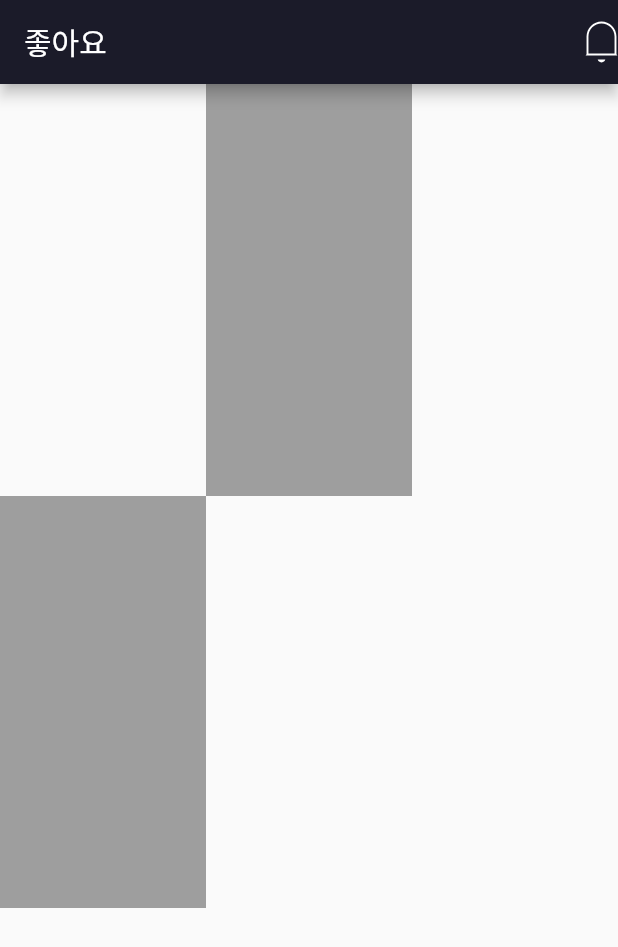
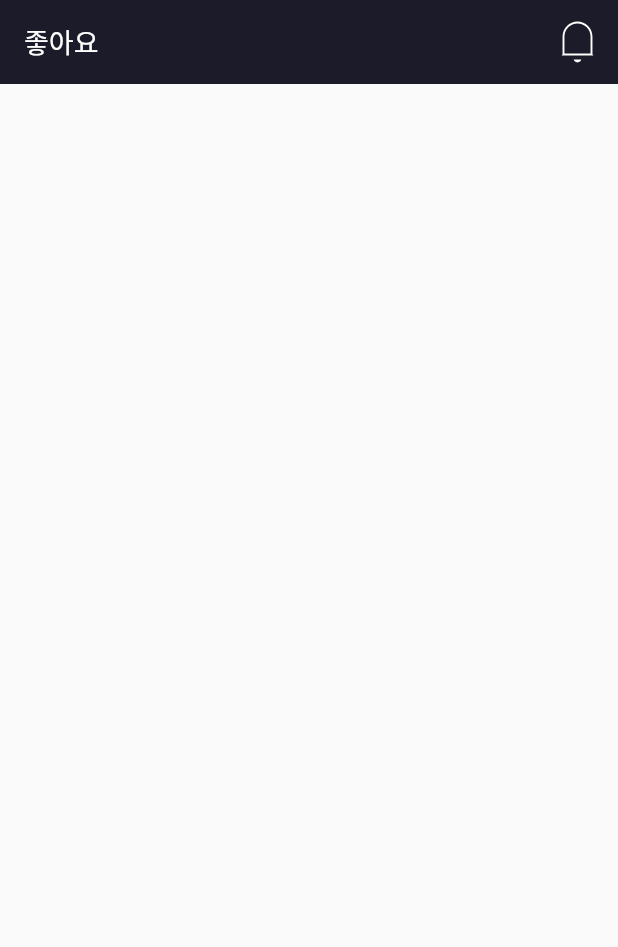
Before and after one commit to sirasatarato/hipet-flutter, a Flutter app: the LikePage screen opened directly, on a phone screen of 412 x 824 dp. Shown: the top 947 px of the screen. Run offline on Flutter 3.47's test engine with Material 2 defaults, Android fonts, the phone set to English and light mode, and no system bars; our stand-ins replace dio, firebase_auth, firebase_core, flutter_svg, fluttericon, get and 3 more; missing offline and left inert: flutter_facebook_auth; accounts and stored records are empty.

Commit message:
Extract appbar to mixin

```diff
--- /dev/null
+++ b/hipet/lib/src/mixin/appbar_maker.dart
@@ -0,0 +1,36 @@
+import 'package:flutter/material.dart';
+import 'package:flutter_svg/svg.dart';
+import 'package:get/get.dart';
+import 'package:hipet/src/widgets/back_key.dart';
+
+mixin AppbarMaker {
+  AppBar buildAppBarWithBackKey(String title) {
+    return AppBar(
+      backgroundColor: Colors.white,
+      centerTitle: true,
+      elevation: 0,
+      leading: BackKey(),
+      title: Text(
+        title,
+        style: Get.textTheme.headline1,
+      ),
+    );
+  }
+
+  AppBar buildAppBarWithNotification(String title) {
+    return AppBar(
+      automaticallyImplyLeading: false,
+      elevation: 0,
+      title: Text(
+        title,
+        style: Get.textTheme.headline1!.copyWith(color: Colors.white),
+      ),
+      actions: [
+        Padding(
+          padding: const EdgeInsets.only(right: 16),
+          child: SvgPicture.asset('assets/icon/svg/bell.svg'),
+        )
+      ],
+    );
+  }
+}
--- a/hipet/lib/src/pages/content/like_page.dart
+++ b/hipet/lib/src/pages/content/like_page.dart
@@ -1,25 +1,16 @@
 import 'package:flutter/material.dart';
-import 'package:flutter_svg/flutter_svg.dart';
 import 'package:get/get.dart';
+import 'package:hipet/src/mixin/appbar_maker.dart';
 
-class LikePage extends StatelessWidget {
+class LikePage extends StatelessWidget with AppbarMaker {
   @override
   Widget build(BuildContext context) {
     return Scaffold(
-      appBar: AppBar(
-        automaticallyImplyLeading: false,
-        title: Text('좋아요'),
-        actions: [ SvgPicture.asset('assets/icon/svg/bell.svg') ],
-      ),
+      appBar: buildAppBarWithNotification('좋아요'),
       body: GridView.count(
         childAspectRatio: Get.width / Get.height,
         crossAxisCount: 3,
-        children: [
-          Container(),
-          Container(color: Colors.grey),
-          Container(),
-          Container(color: Colors.grey),
-        ],
+        children: [],
       ),
     );
   }
```
Also changed, not shown: hipet/lib/src/pages/content/my_profile_page.dart (+16 -53 lines), hipet/lib/src/pages/sign/phone_page.dart (+4 -22 lines), hipet/lib/src/pages/sign/policy_page.dart (+3 -21 lines), hipet/lib/src/widgets/back_key.dart (added, +15 -0 lines), hipet/lib/src/widgets/edit_button.dart (added, +29 -0 lines).
